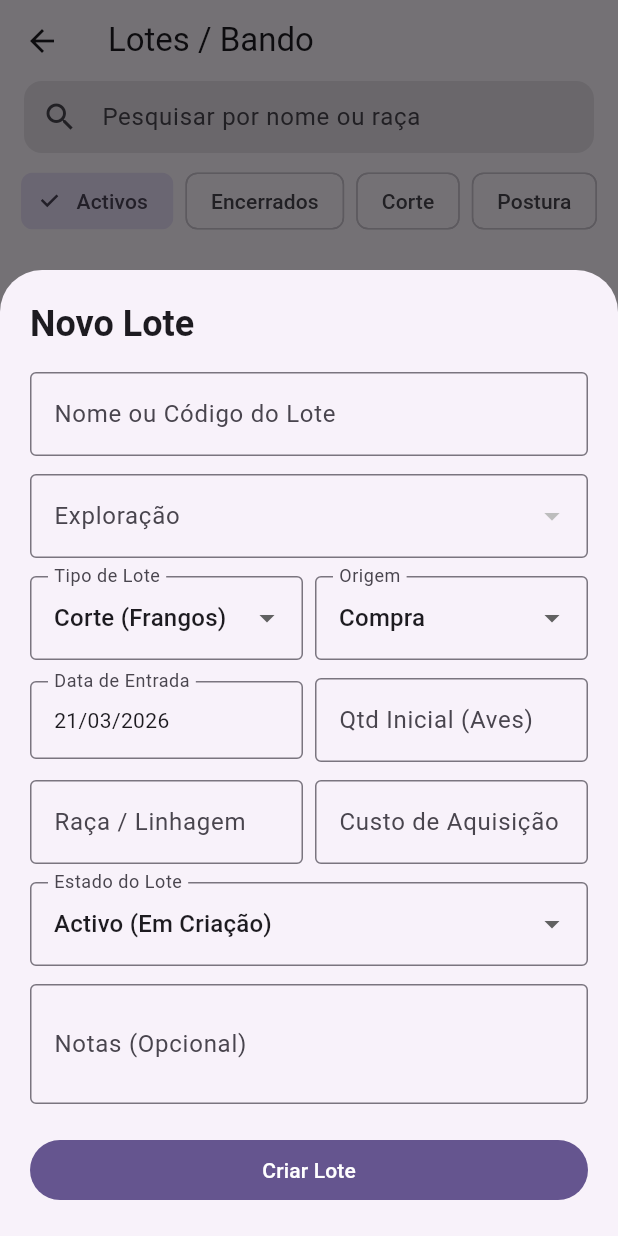
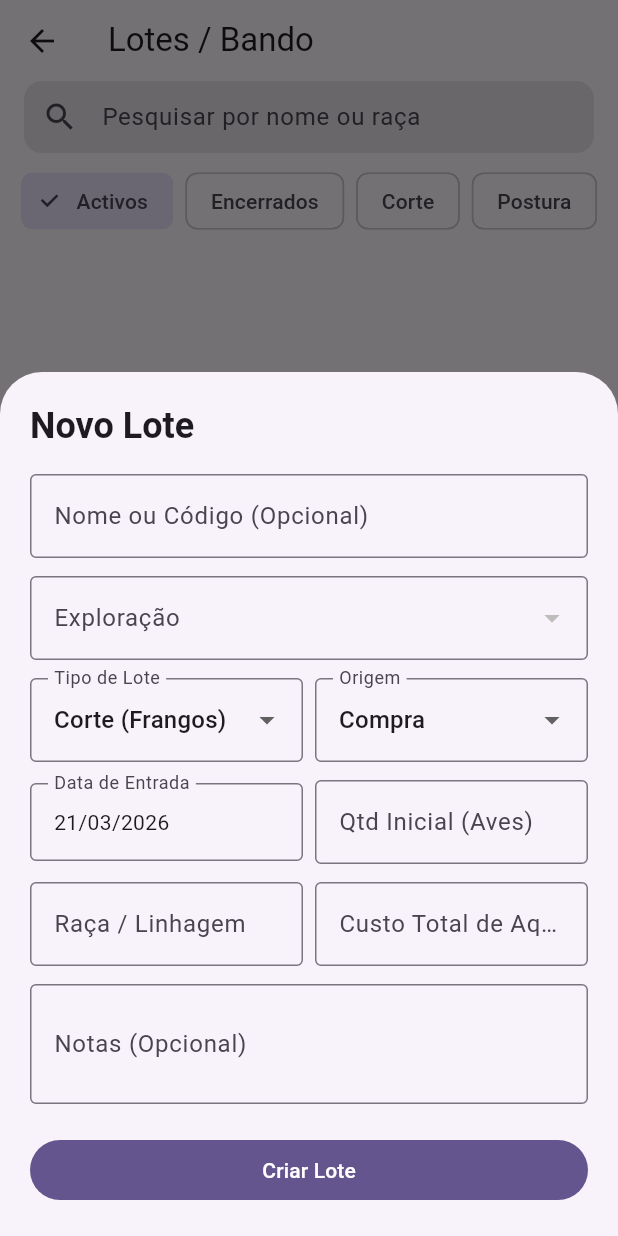
Before and after one commit to yannickRafael/bizmanager, a Flutter app: the BatchesScreen screen opened directly, after a tap on the "add" icon, on a phone screen of 412 x 824 dp. Run offline on Flutter 3.47's test engine with Material 3 defaults, Android fonts, the phone set to English and light mode, and no system bars; our stand-ins replace csv, google_sign_in, googleapis_auth, share_plus, shared_preferences, sqflite; missing offline and left inert: googleapis; accounts and stored records are empty.

Commit message:
minor changes

```diff
--- a/lib/screens/batches_screen.dart
+++ b/lib/screens/batches_screen.dart
@@ -69,10 +69,10 @@ class _BatchesScreenState extends State<BatchesScreen> {
                     TextFormField(
                       initialValue: name,
                       decoration: const InputDecoration(
-                        labelText: 'Nome ou Código do Lote',
+                        labelText: 'Nome ou Código (Opcional)',
                         border: OutlineInputBorder(),
                       ),
-                      validator: (val) => val == null || val.isEmpty ? 'Insira um nome' : null,
+                      validator: (val) => null, // Name is now optional
                       onSaved: (val) => name = val!.trim(),
                     ),
                     const SizedBox(height: 12),
@@ -197,7 +197,7 @@ class _BatchesScreenState extends State<BatchesScreen> {
                           child: TextFormField(
                             initialValue: acquisitionCost > 0 ? acquisitionCost.toStringAsFixed(2) : '',
                             decoration: InputDecoration(
-                              labelText: 'Custo de Aquisição',
+                              labelText: 'Custo Total de Aquisição',
                               border: const OutlineInputBorder(),
                               prefixText: Provider.of<DataManager>(ctx, listen: false).currencySymbol,
                             ),
@@ -210,9 +210,10 @@ class _BatchesScreenState extends State<BatchesScreen> {
                     ),
                     const SizedBox(height: 12),
 
-                    // Status and Notes
+                    if (existingBatch != null) ...[
                       DropdownButtonFormField<BatchStatus>(
                         value: status,
+                        isExpanded: true,
                         decoration: const InputDecoration(
                           labelText: 'Estado do Lote',
                           border: OutlineInputBorder(),
@@ -226,6 +227,7 @@ class _BatchesScreenState extends State<BatchesScreen> {
                         },
                       ),
                       const SizedBox(height: 12),
+                    ],
 
                     TextFormField(
                       initialValue: notes,
@@ -242,6 +244,10 @@ class _BatchesScreenState extends State<BatchesScreen> {
                       onPressed: () {
                         if (formKey.currentState!.validate()) {
                           formKey.currentState!.save();
+
+                          if (name.isEmpty) {
+                            name = 'Lote ${DateFormat('dd/MM/yyyy').format(entryDate)}';
+                          }
 
                           int currentQty = existingBatch?.currentQuantity ?? initialQuantity;
 
```
Lines whose indentation alone changed are shown as unchanged.
